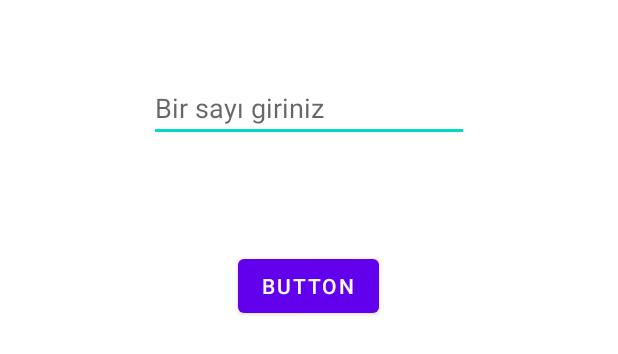
After one commit to serkanaydin84/MobilOrnekler, an Android app: the layout u4_uyg1.xml on its own in the app's theme, with its tools: preview values and no code run, on a phone screen of 412 x 824 dp. The commit adds this screen. Shown: the top 354 px of the screen. Run offline under Robolectric (Android 15) with nearby library versions, the phone set to English and light mode, and no system bars.

Commit message:
no message

```diff
--- /dev/null
+++ b/app/src/main/res/layout/u4_uyg1.xml
@@ -0,0 +1,30 @@
+<?xml version="1.0" encoding="utf-8"?>
+<androidx.constraintlayout.widget.ConstraintLayout xmlns:android="http://schemas.android.com/apk/res/android"
+    xmlns:app="http://schemas.android.com/apk/res-auto"
+    xmlns:tools="http://schemas.android.com/tools"
+    android:layout_width="match_parent"
+    android:layout_height="match_parent">
+
+    <EditText
+        android:id="@+id/txtSayi"
+        android:layout_width="wrap_content"
+        android:layout_height="wrap_content"
+        android:layout_marginTop="49dp"
+        android:ems="10"
+        android:hint="Bir sayı giriniz"
+        android:inputType="number"
+        app:layout_constraintEnd_toEndOf="parent"
+        app:layout_constraintStart_toStartOf="parent"
+        app:layout_constraintTop_toTopOf="parent" />
+
+    <Button
+        android:id="@+id/button"
+        android:layout_width="wrap_content"
+        android:layout_height="wrap_content"
+        android:layout_marginTop="72dp"
+        android:text="Button"
+        app:layout_constraintEnd_toEndOf="parent"
+        app:layout_constraintHorizontal_bias="0.498"
+        app:layout_constraintStart_toStartOf="parent"
+        app:layout_constraintTop_toBottomOf="@+id/txtSayi" />
+</androidx.constraintlayout.widget.ConstraintLayout>
--- a/app/src/main/res/layout/unite4.xml
+++ b/app/src/main/res/layout/unite4.xml
@@ -11,6 +11,7 @@
         android:layout_height="wrap_content"
         android:layout_marginTop="4dp"
         android:backgroundTint="@color/teal_200"
+        android:onClick="btnU4Uyg1"
         android:text="@string/u4_uyg1"
         android:textColor="@color/black"
         app:layout_constraintEnd_toEndOf="parent"
@@ -23,6 +24,7 @@
         android:layout_width="wrap_content"
         android:layout_height="wrap_content"
         android:layout_marginTop="52dp"
+        android:onClick="btnU4Uyg2"
         android:text="@string/u4_uyg2"
         app:layout_constraintEnd_toEndOf="parent"
         app:layout_constraintStart_toStartOf="parent"
@@ -34,6 +36,7 @@
         android:layout_height="wrap_content"
         android:layout_marginTop="100dp"
         android:backgroundTint="@color/teal_200"
+        android:onClick="btnU4Uyg3"
         android:text="@string/u4_uyg3"
         android:textColor="@color/black"
         app:layout_constraintEnd_toEndOf="parent"
@@ -45,6 +48,7 @@
         android:layout_width="wrap_content"
         android:layout_height="wrap_content"
         android:layout_marginTop="148dp"
+        android:onClick="btnU4Uyg4"
         android:text="@string/u4_uyg4"
         app:layout_constraintEnd_toEndOf="parent"
         app:layout_constraintStart_toStartOf="parent"
@@ -56,6 +60,7 @@
         android:layout_height="wrap_content"
         android:layout_marginTop="196dp"
         android:backgroundTint="@color/teal_200"
+        android:onClick="btnU4Uyg5"
         android:text="@string/u4_uyg5"
         android:textColor="@color/black"
         app:layout_constraintEnd_toEndOf="parent"
@@ -67,6 +72,7 @@
         android:layout_width="wrap_content"
         android:layout_height="wrap_content"
         android:layout_marginTop="244dp"
+        android:onClick="btnU4Uyg6"
         android:text="@string/u4_uyg6"
         app:layout_constraintEnd_toEndOf="parent"
         app:layout_constraintStart_toStartOf="parent"
```
